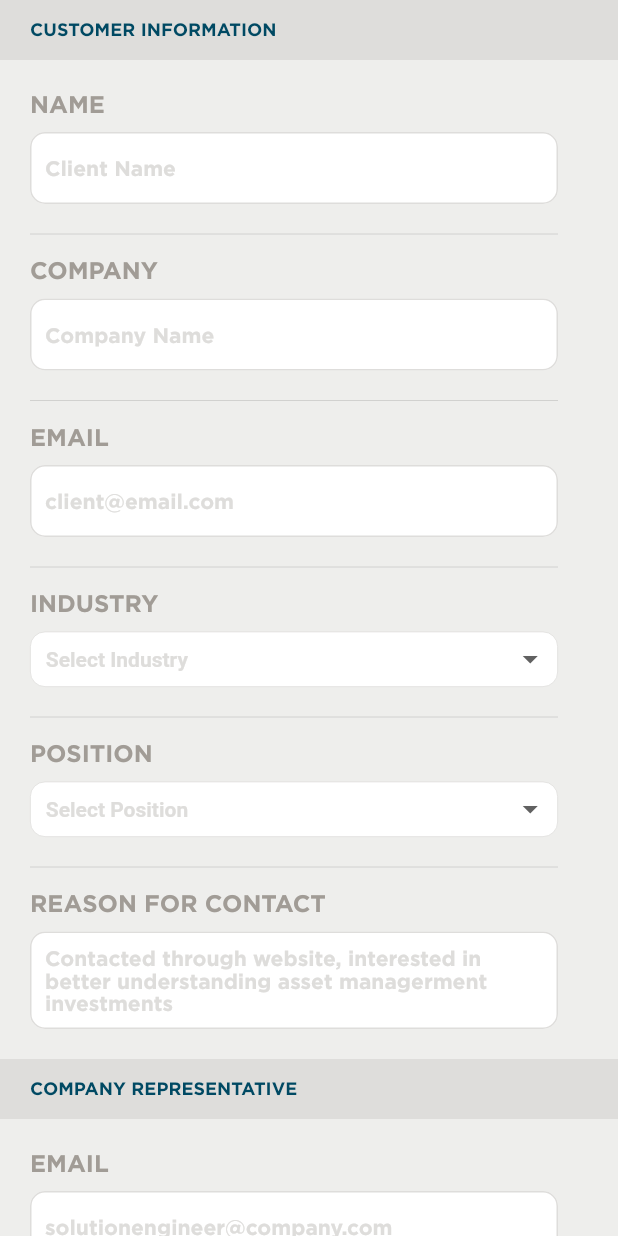
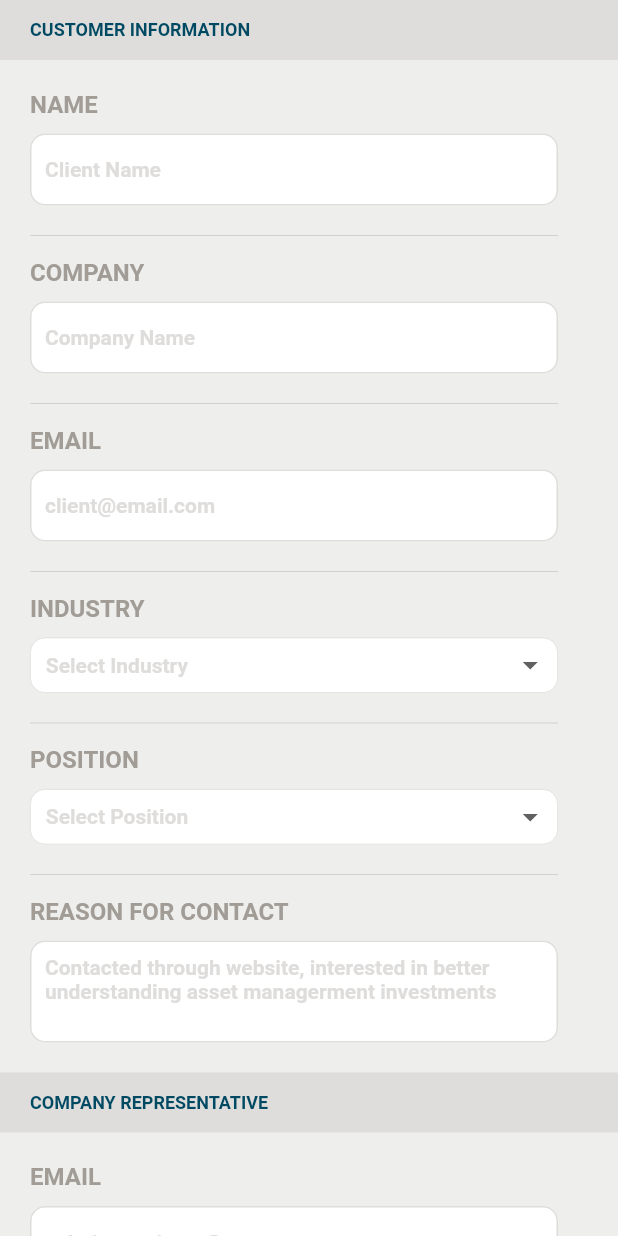
Before and after one commit to SonQBChau/brand_root_solution, a Flutter app: the screen it shows after launch, on a phone screen of 412 x 824 dp. Run offline on Flutter 3.47's test engine with Material 2 defaults, Android fonts, the phone set to English and light mode, and no system bars.

Commit message:
Revert "add Gotham fonts"
This reverts commit c7188c24d93cfc4a52600050076a4a7f3b955c12.

```diff
--- a/lib/main.dart
+++ b/lib/main.dart
@@ -14,7 +14,6 @@ class MyApp extends StatelessWidget {
       title: 'Flutter Demo',
       theme: ThemeData(
         primarySwatch: Colors.blue,
-          fontFamily: 'Gotham'
       ),
 //      home: MyHomePage(),
 //    home: CustomerInfoPage(),
```
Also changed, not shown: pubspec.yaml (+7 -24 lines), fonts/Gotham-Black.otf (deleted), fonts/Gotham-Bold.otf (deleted), fonts/Gotham-BookItalic.otf (deleted), fonts/Gotham-Light.otf (deleted), fonts/Gotham-Thin.otf (deleted), fonts/Gotham-ThinItalic.otf (deleted), fonts/Gotham-UltraItalic.otf (deleted), fonts/Gotham-XLight.otf (deleted), fonts/Gotham-XLightItalic.otf (deleted), fonts/GothamBold.ttf (deleted), fonts/GothamBoldItalic.ttf (deleted), fonts/GothamBook.ttf (deleted), fonts/GothamBookItalic.ttf (deleted), 5 more files.
